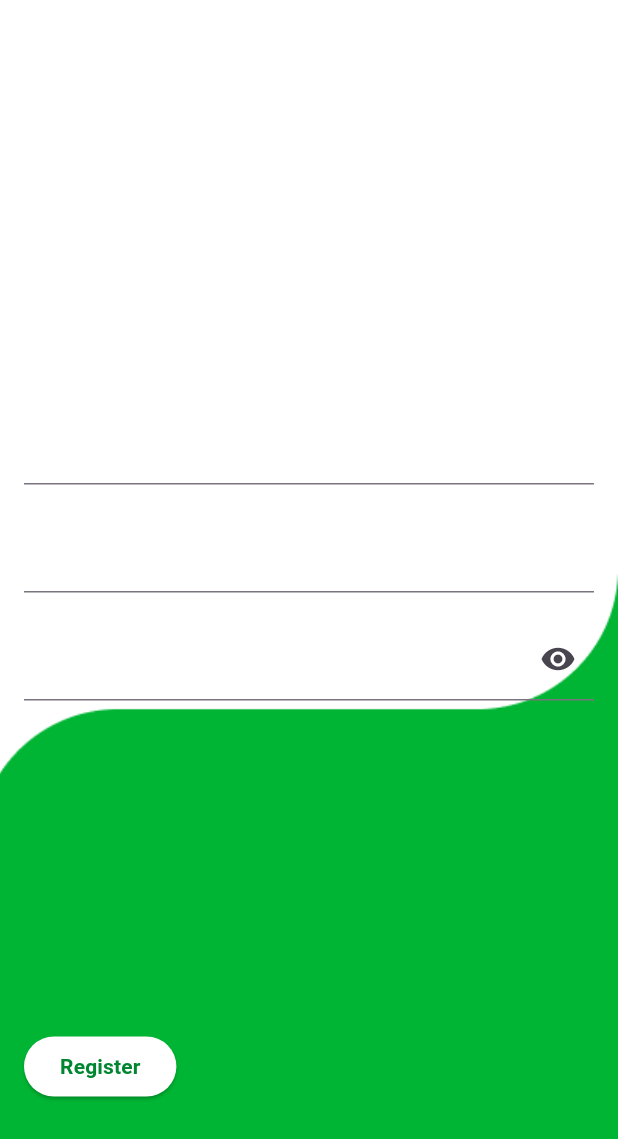
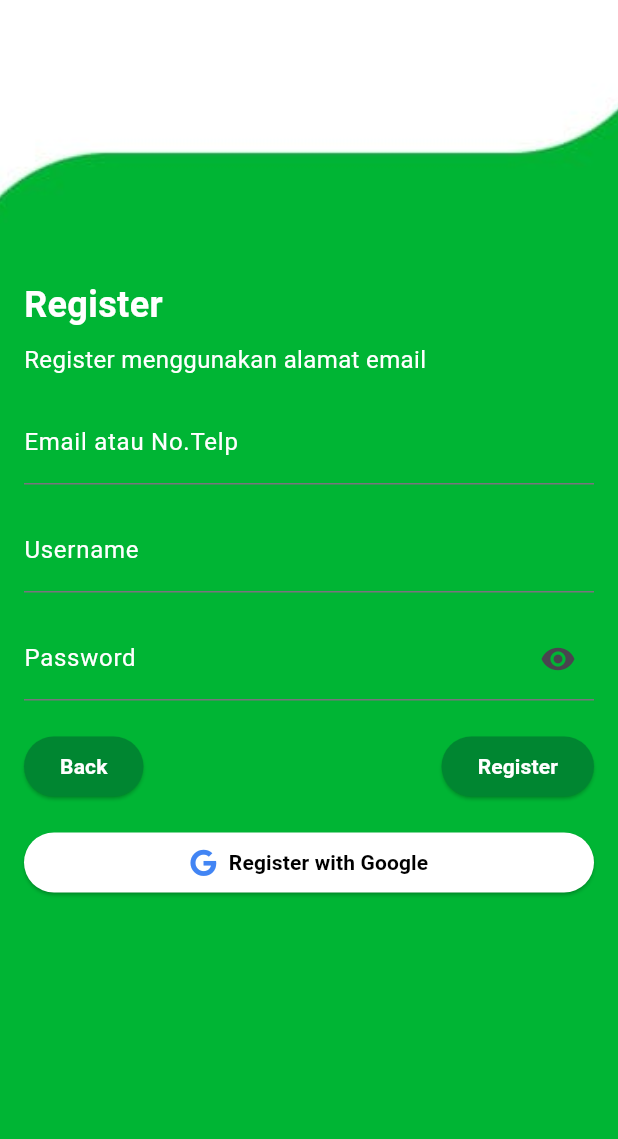
Before and after one commit to achmadrachmandika/ocr_kita_1, a Flutter app: the RegisterPage screen opened directly, on a phone screen of 412 x 824 dp. Shown: the top 1139 px of the screen. Run offline on Flutter 3.47's test engine with Material 3 defaults, Android fonts, the light colour scheme and no system bars; our stand-ins replace font_awesome_flutter, google_sign_in.

Commit message:
register

```diff
--- a/lib/view/register.dart
+++ b/lib/view/register.dart
@@ -1,33 +1,52 @@
 import 'package:flutter/material.dart';
+import 'package:font_awesome_flutter/font_awesome_flutter.dart';
+import 'package:google_sign_in/google_sign_in.dart';
 
 void main() => runApp(const RegisterPage());
 
 class RegisterPage extends StatelessWidget {
   const RegisterPage({Key? key}) : super(key: key);
 
+  Future<void> _handleGoogleSignIn() async {
+    try {
+      // Create an instance of GoogleSignIn
+      final GoogleSignInAccount? googleSignInAccount =
+          await GoogleSignIn().signIn();
+
+      // Check if the user canceled the sign-in
+      if (googleSignInAccount == null) {
+        return;
+      }
+
+      // Print user information
+      print('User signed in: ${googleSignInAccount.displayName}');
+    } catch (error) {
+      print('Error during Google Sign-In: $error');
+    }
+  }
+
   @override
   Widget build(BuildContext context) {
     return Scaffold(
       backgroundColor: Colors.white,
-      body: Stack(
+      body: Container(
+        width: double.infinity,
+        height: double.infinity,
+        decoration: const BoxDecoration(
+          image: DecorationImage(
+            image: AssetImage("assets/images/background2.jpg"),
+            fit: BoxFit.cover,
+          ),
+        ),
+        child: Stack(
           fit: StackFit.expand,
           children: [
             Positioned(
               top: 0,
-            bottom: -400,
-            left: -15,
+              bottom: 0,
+              left: 0,
               right: 0,
-            child: Container(
-              width: double.infinity,
-              decoration: const BoxDecoration(
-                image: DecorationImage(
-                  image: AssetImage("assets/images/background1.png"),
-                  fit: BoxFit.fitWidth,
-                ),
-              ),
-            ),
-          ),
-          Padding(
+              child: Padding(
                 padding: const EdgeInsets.all(16.0),
                 child: SingleChildScrollView(
                   child: Column(
@@ -70,7 +89,7 @@ class RegisterPage extends StatelessWidget {
                       const SizedBox(height: 16),
                       TextField(
                         obscureText: true,
-                    style: TextStyle(color: Colors.white),
+                        style: const TextStyle(color: Colors.white),
                         decoration: InputDecoration(
                           labelText: 'Password',
                           suffixIcon: IconButton(
@@ -79,44 +98,89 @@ class RegisterPage extends StatelessWidget {
                             },
                             icon: const Icon(Icons.visibility),
                           ),
-                      labelStyle: TextStyle(color: Colors.white),
+                          labelStyle: const TextStyle(color: Colors.white),
                         ),
                       ),
                       const SizedBox(height: 20),
-                  // Tambahkan gambar di sini
-                  Image.asset(
-                    "assets/images/background1.png",
-                    width: double.infinity,
-                    height: 200, // Sesuaikan dengan tinggi yang diinginkan
-                    fit: BoxFit.cover,
+                      // Tombol "Back to Login"
+                      Row(
+                        children: [
+                          ElevatedButton(
+                            onPressed: () {
+                              // Tambahkan logika untuk tombol Login
+                            },
+                            style: ButtonStyle(
+                              backgroundColor: MaterialStateProperty.all<Color>(
+                                const Color.fromRGBO(0, 134, 49, 1),
                               ),
+                            ),
+                            child: const Text(
+                              'Back',
+                              style: TextStyle(
+                                fontWeight: FontWeight.bold,
+                                color: Colors.white,
+                              ),
+                            ),
+                          ),
+                          const Spacer(),
                           ElevatedButton(
                             onPressed: () {
                               // Tambahkan logika untuk tombol Register
                               Navigator.push(
                                 context,
-                        MaterialPageRoute(builder: (context) => RegisterPage()),
+                                MaterialPageRoute(builder: (context) => const RegisterPage()),
                               );
                             },
                             style: ButtonStyle(
                               backgroundColor: MaterialStateProperty.all<Color>(
-                        const Color.fromRGBO(255, 255, 255, 1),
+                                const Color.fromRGBO(0, 134, 49, 1),
                               ),
                             ),
                             child: const Text(
                               'Register',
                               style: TextStyle(
                                 fontWeight: FontWeight.bold,
-                        color: const Color.fromRGBO(0, 134, 49, 1),
+                                color: Colors.white,
+                              ),
+                            ),
+                          ),
+                        ],
+                      ),
+                      const SizedBox(height: 16),
+                      // "Register with Google" button
+                      ElevatedButton(
+                        onPressed: _handleGoogleSignIn,
+                        style: ButtonStyle(
+                          backgroundColor: MaterialStateProperty.all<Color>(
+                            Colors.white,
+                          ),
+                        ),
+                        child: const Row(
+                          mainAxisAlignment: MainAxisAlignment.center,
+                          children: [
+                            Icon(
+                              FontAwesomeIcons.google,
+                              color: Color.fromRGBO(66, 133, 244, 1),
+                            ),
+                            SizedBox(width: 8),
+                            Text(
+                              'Register with Google',
+                              style: TextStyle(
+                                fontWeight: FontWeight.bold,
+                                color: Colors.black,
+                              ),
+                            ),
+                          ],
+                        ),
+                      ),
+                    ],
+                  ),
                 ),
               ),
             ),
           ],
         ),
       ),
-          ),
-        ],
-      ),
     );
   }
 }
```
Also changed, not shown: pubspec.yaml (+5 -4 lines), assets/images/background2.jpg (added), pubspec.lock. Lines whose indentation alone changed are shown as unchanged.
